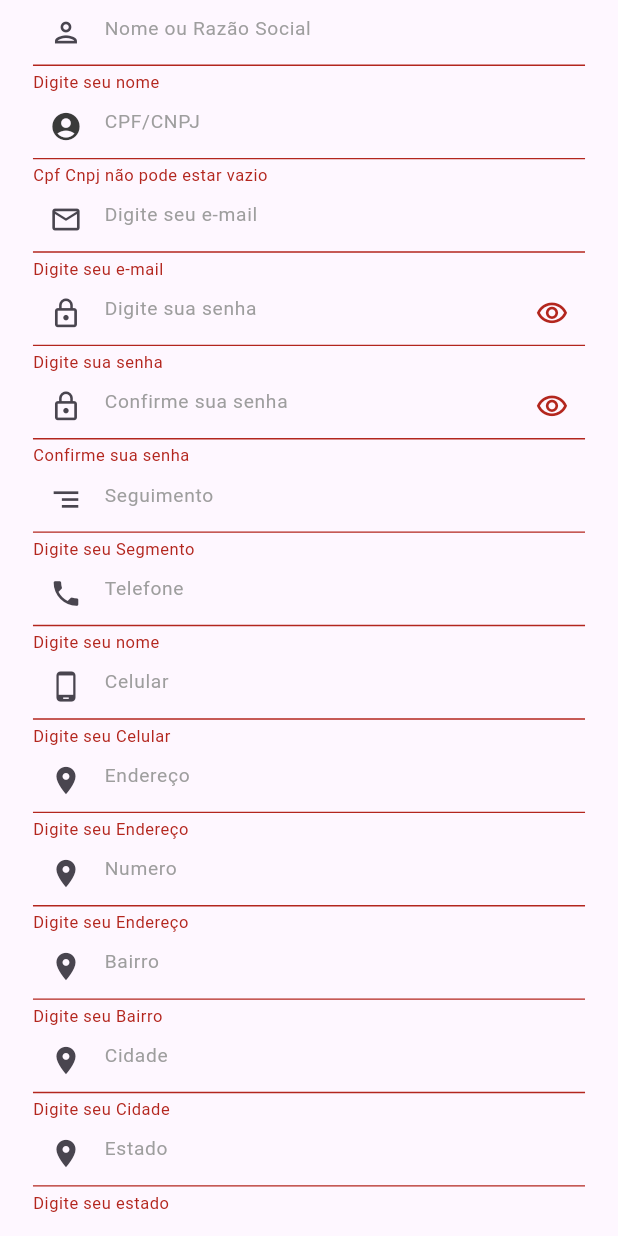
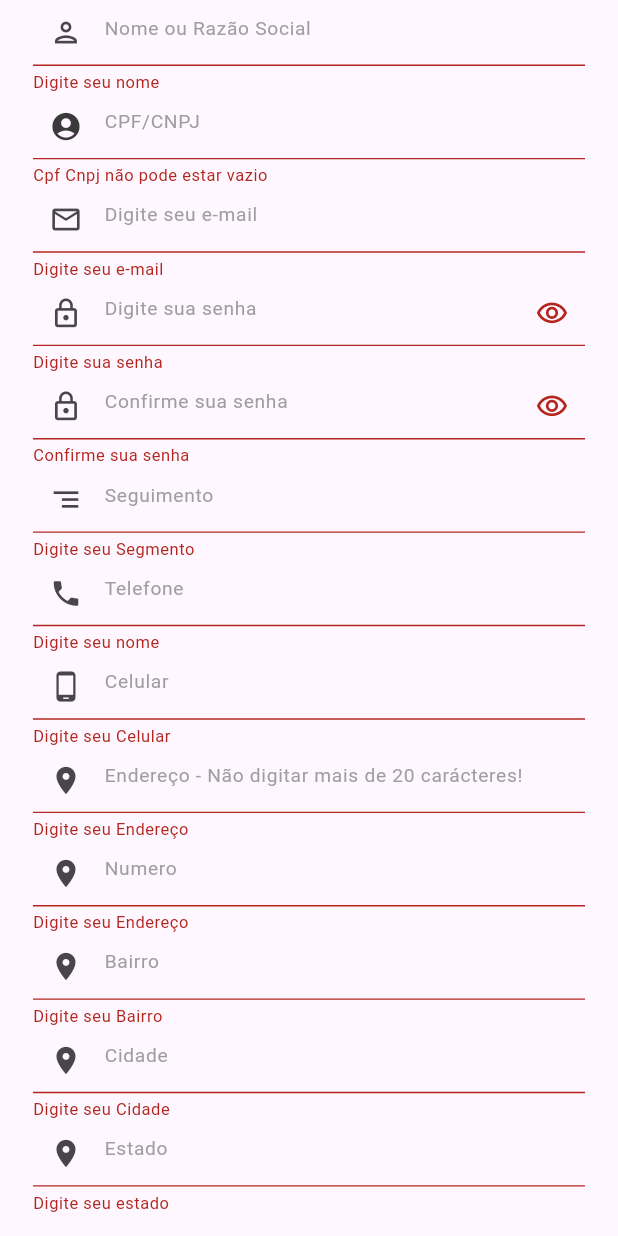
Before and after one commit to RogerioLPD/New_Casa, a Flutter app: the CadastroEspecificador screen opened by its route, scrolled down 352 dp, after a tap on "REGISTRAR", on a phone screen of 412 x 824 dp. Run offline on Flutter 3.47's test engine with Material 2 defaults, Android fonts, the phone set to English and light mode, and no system bars; our stand-ins replace brasil_fields, cached_network_image, file_picker, google_fonts, responsive_framework, shared_preferences and 1 more; missing offline and left inert: loading_gifs, modal_searchbox; accounts and stored records are empty.

Commit message:
New Final

```diff
--- a/lib/login/login_admistrador/cadastro_especificador.dart
+++ b/lib/login/login_admistrador/cadastro_especificador.dart
@@ -1,4 +1,6 @@
 import 'dart:developer';
+import 'dart:io';
+import 'package:path_provider/path_provider.dart';
 
 import 'package:brasil_fields/brasil_fields.dart';
 import 'package:file_picker/file_picker.dart';
@@ -38,6 +40,8 @@ class _CadastroEspecificadorState extends State<CadastroEspecificador> {
   final _senhaController = TextEditingController();
   final _senhaCController = TextEditingController();
   bool visivelSenha = true;
+  Uint8List? _selectedBytes;
+  PlatformFile? _imageFile;
   bool visivelCSenha = true;
   List<PlatformFile>? _paths;
 
@@ -47,19 +51,26 @@ class _CadastroEspecificadorState extends State<CadastroEspecificador> {
 
   void pickFiles() async {
   try {
-      _paths = (await FilePicker.platform.pickFiles(
+    _imageFile = (await FilePicker.platform.pickFiles(
       type: FileType.custom,
       allowMultiple: false,
       onFileLoading: (FilePickerStatus status) => print(status),
       allowedExtensions: ['png', 'jpg', 'jpeg', 'heic'],
-      ))
-          ?.files;
+    ))?.files.first;
+
+    if (_imageFile != null) {
+      File file = File(_imageFile!.path!);
+      _selectedBytes = await file.readAsBytes();
+    }
   } on PlatformException catch (e) {
     log('Unsupported operation' + e.toString());
   } catch (e) {
     log(e.toString());
   }
 }
+
+
+
 
   void verSenha() {
     setState(() {
@@ -291,11 +302,11 @@ class _CadastroEspecificadorState extends State<CadastroEspecificador> {
                         keyboardType: TextInputType.text,
                         controller: _enderecoController,
                         inputFormatters: [
-                          //LengthLimitingTextInputFormatter(20),
+                          LengthLimitingTextInputFormatter(20),
                           regexTextAnNumber
                         ],
                         decoration: const InputDecoration(
-                          hintText: 'Endereço',
+                          hintText: 'Endereço - Não digitar mais de 20 carácteres!',
                           hintStyle:
                               TextStyle(color: Colors.grey, fontSize: 14),
                           prefixIcon: Icon(
@@ -349,7 +360,7 @@ class _CadastroEspecificadorState extends State<CadastroEspecificador> {
                         keyboardType: TextInputType.text,
                         controller: _bairroController,
                         inputFormatters: [
-                          //LengthLimitingTextInputFormatter(20),
+                          LengthLimitingTextInputFormatter(20),
                           regexTextAnNumber
                         ],
                         decoration: const InputDecoration(
@@ -437,6 +448,13 @@ class _CadastroEspecificadorState extends State<CadastroEspecificador> {
     elevation: 0,
     onPressed: () async {
       if (_formKey.currentState!.validate()) {
+        if (_selectedBytes == null) {
+          ScaffoldMessenger.of(context).showSnackBar(
+            const SnackBar(content: Text('Selecione uma imagem')),
+          );
+          return;
+        }
+
         bool cadastro = await _controller.createSpecified(
           name: _nomeController.text,
           cpf: _cpfController.text.trim(),
@@ -450,16 +468,15 @@ class _CadastroEspecificadorState extends State<CadastroEspecificador> {
           cidade: _cidadeController.text,
           estado: _estadoController.text,
           password: _senhaController.text,
-                          bytes: _paths!.first.bytes,
+          bytes: _selectedBytes,
         );
+
         if (cadastro) {
-                          // ignore: use_build_context_synchronously
-                          Navigator.pushNamedAndRemoveUntil(context, Routes.cadastroespecificador, (route) => false);
+          Navigator.pushNamedAndRemoveUntil(
+            context, Routes.cadastroespecificador, (route) => false);
         } else {
-                          // ignore: use_build_context_synchronously
           ScaffoldMessenger.of(context).showSnackBar(
-                            const SnackBar(
-                                content: Text('Erro ao fazer cadastro')),
+            const SnackBar(content: Text('Erro ao fazer cadastro')),
           );
         }
       }
@@ -473,6 +490,7 @@ class _CadastroEspecificadorState extends State<CadastroEspecificador> {
     ),
   ),
 ),
+
                 const SizedBox(
                   height: 60,
                 ),
```
Also changed, not shown: lib/controllers/administrator_controller.dart (+9 -4 lines), lib/login/login_especificador/releases_especificador.dart (+6 -6 lines), pubspec.yaml (+6 -6 lines), assets/images/LogoApp.jpg (added), 1 other file. Lines whose indentation alone changed are shown as unchanged.
